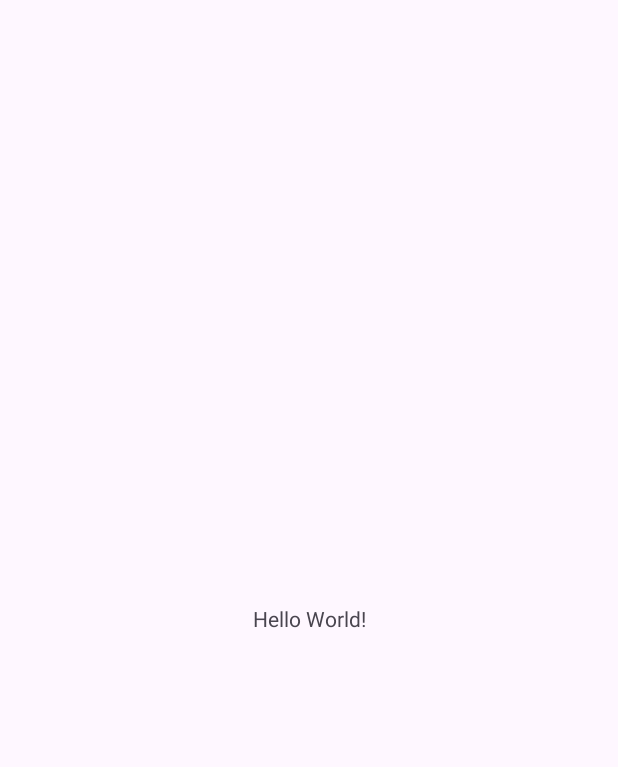
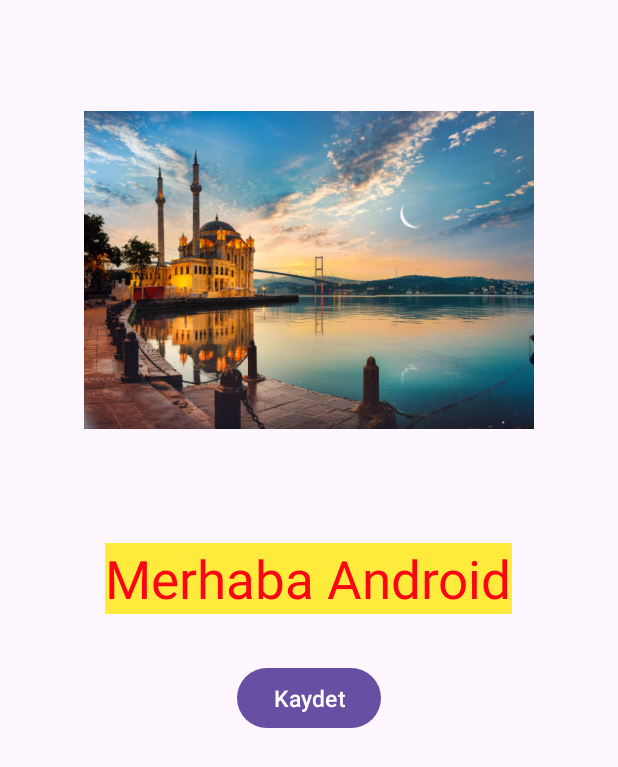
Before and after one commit to hrnkral/KotlinVeAndroid, an Android app: the screen it shows after launch (MainActivity), on a phone screen of 412 x 824 dp. Before the commit the part shown is almost empty. Shown: the top 767 px of the screen. Run offline under Robolectric (Android 15) with nearby library versions, the phone set to English and light mode, and no system bars.

Commit message:
xml kodları linear olarak değiştirildi

```diff
--- a/app/src/main/res/layout/activity_main.xml
+++ b/app/src/main/res/layout/activity_main.xml
@@ -1,19 +1,45 @@
 <?xml version="1.0" encoding="utf-8"?>
-<androidx.constraintlayout.widget.ConstraintLayout xmlns:android="http://schemas.android.com/apk/res/android"
+<LinearLayout xmlns:android="http://schemas.android.com/apk/res/android"
     xmlns:app="http://schemas.android.com/apk/res-auto"
     xmlns:tools="http://schemas.android.com/tools"
     android:id="@+id/main"
+    android:orientation="vertical"
     android:layout_width="match_parent"
     android:layout_height="match_parent"
     tools:context=".MainActivity">
 
+
+    <ImageView
+        android:id="@+id/imageView"
+        android:layout_width="300dp"
+        android:layout_height="300dp"
+        android:layout_marginTop="30dp"
+      android:layout_gravity="center"
+        app:srcCompat="@drawable/istanbul" />
+
     <TextView
+        android:id="@+id/textView"
         android:layout_width="wrap_content"
         android:layout_height="wrap_content"
-        android:text="Hello World!"
-        app:layout_constraintBottom_toBottomOf="parent"
-        app:layout_constraintEnd_toEndOf="parent"
-        app:layout_constraintStart_toStartOf="parent"
-        app:layout_constraintTop_toTopOf="parent" />
+        android:layout_gravity="center"
+        android:layout_marginTop="32dp"
+        android:background="#FFEB3B"
+        android:text="Merhaba Android"
+        android:textAlignment="center"
+        android:textColor="#FD0415"
+        android:textSize="35sp"
 
-</androidx.constraintlayout.widget.ConstraintLayout>
+        app:layout_constraintTop_toBottomOf="@+id/imageView" />
+
+    <Button
+        android:id="@+id/button"
+        android:layout_width="wrap_content"
+        android:layout_height="wrap_content"
+        android:layout_marginTop="32dp"
+        android:layout_gravity="center"
+        android:text="@string/kaydet"
+        android:textColorLink="#E91E63"
+        android:textSize="15sp"
+        app:layout_constraintTop_toBottomOf="@+id/textView" />
+
+</LinearLayout>
--- a/app/src/main/res/values/colors.xml
+++ b/app/src/main/res/values/colors.xml
@@ -1,5 +1,5 @@
 <?xml version="1.0" encoding="utf-8"?>
 <resources>
-    <color name="black">#FF000000</color>
-    <color name="white">#FFFFFFFF</color>
+    <color name="black">#FFEB3B</color>
+    <color name="white">#FF5722</color>
 </resources>
--- a/app/src/main/res/values/strings.xml
+++ b/app/src/main/res/values/strings.xml
@@ -1,3 +1,5 @@
 <resources>
     <string name="app_name">KullaniciArayuzu</string>
+    <string name="harunun_uygulamasi">Harunun Uygulamasi</string>
+    <string name="kaydet">Kaydet</string>
 </resources>
```
Also changed, not shown: app/src/main/res/drawable/galatasaray.png (added), app/src/main/res/drawable/istanbul.jpg (added).
